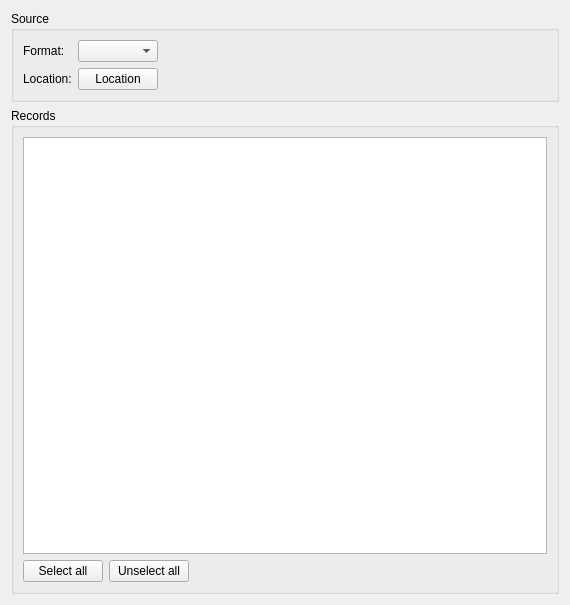
This is glabels/ui/MergeView.ui in jimevins/glabels-qt as Qt 5 draws it before an edit. The edited form follows.
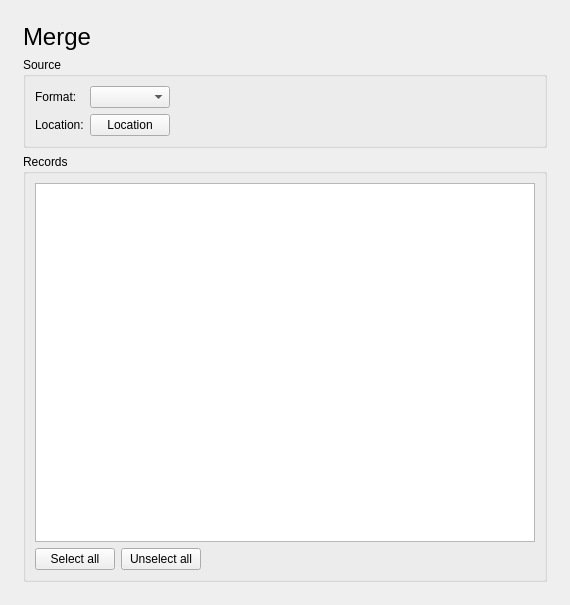
This is the edited form.

Commit message: Some cosmetic layout changes.  Added titles to Properties, Merge and Print views.

```diff
--- a/glabels/ui/MergeView.ui
+++ b/glabels/ui/MergeView.ui
@@ -13,13 +13,31 @@
   <property name="windowTitle">
    <string>Form</string>
   </property>
-  <layout class="QGridLayout" name="gridLayout_4">
+  <layout class="QGridLayout" name="gridLayout_2">
    <item row="0" column="0">
+    <layout class="QVBoxLayout" name="verticalLayout">
+     <property name="margin">
+      <number>12</number>
+     </property>
+     <item>
+      <widget class="QLabel" name="titleLabel">
+       <property name="sizePolicy">
+        <sizepolicy hsizetype="Preferred" vsizetype="Fixed">
+         <horstretch>0</horstretch>
+         <verstretch>0</verstretch>
+        </sizepolicy>
+       </property>
+       <property name="text">
+        <string notr="true">&lt;span style=&quot; font-size:18pt;&quot;&gt;Merge&lt;/span&gt;</string>
+       </property>
+      </widget>
+     </item>
+     <item>
     <widget class="QGroupBox" name="groupBox">
      <property name="title">
       <string>Source</string>
      </property>
-     <layout class="QGridLayout" name="gridLayout_2">
+       <layout class="QGridLayout" name="gridLayout_3">
       <item row="0" column="0">
        <layout class="QGridLayout" name="gridLayout">
         <item row="1" column="1">
@@ -64,12 +82,12 @@
      </layout>
     </widget>
    </item>
-   <item row="1" column="0">
+     <item>
     <widget class="QGroupBox" name="groupBox_2">
      <property name="title">
       <string>Records</string>
      </property>
-     <layout class="QGridLayout" name="gridLayout_3">
+       <layout class="QGridLayout" name="gridLayout_4">
       <item row="0" column="0">
        <widget class="QTableWidget" name="recordsTable"/>
       </item>
@@ -106,6 +124,8 @@
       </item>
      </layout>
     </widget>
+     </item>
+    </layout>
    </item>
   </layout>
  </widget>
```
Lines whose indentation alone changed are shown as unchanged. The commit also changes 6 other files.
